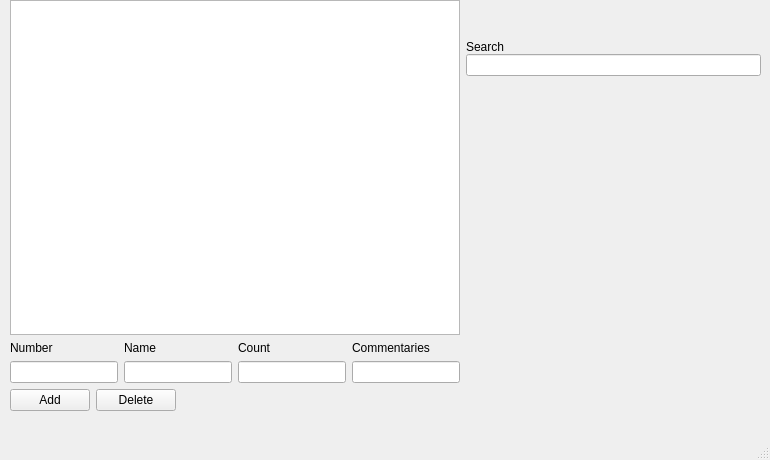
Above: mainwindow.ui from QDianQ/service_station_BD before the change. Below: the same form after it.
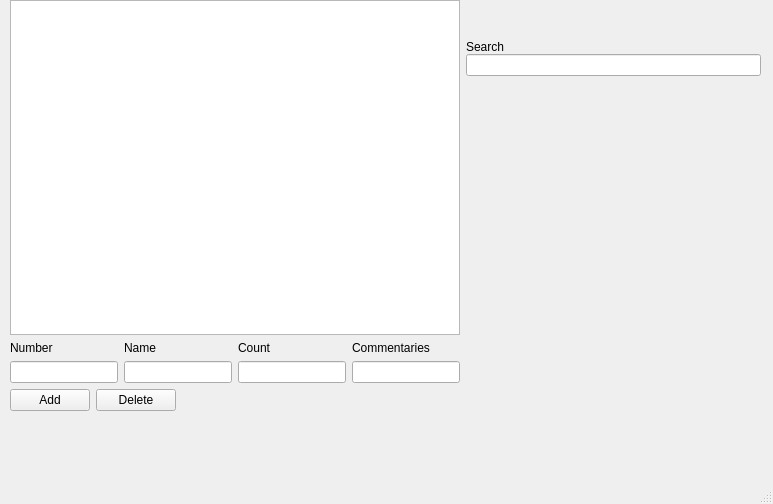
That is the form after the change.

Commit message: creadted completer

Patch:
```diff
--- a/mainwindow.ui
+++ b/mainwindow.ui
@@ -9,8 +9,8 @@
    <rect>
     <x>0</x>
     <y>0</y>
-    <width>770</width>
-    <height>460</height>
+    <width>773</width>
+    <height>504</height>
    </rect>
   </property>
   <property name="sizePolicy">
```
Left out of the diff: 8 changed lines with no effect on the pictures. The commit also changes 2 other files.
